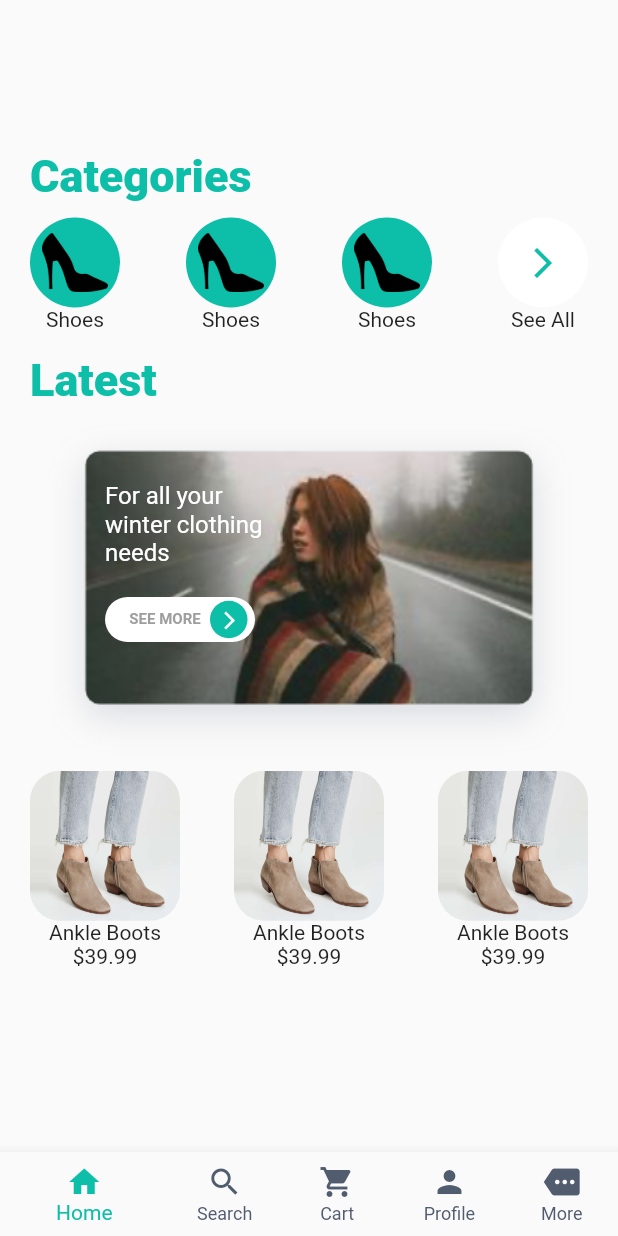
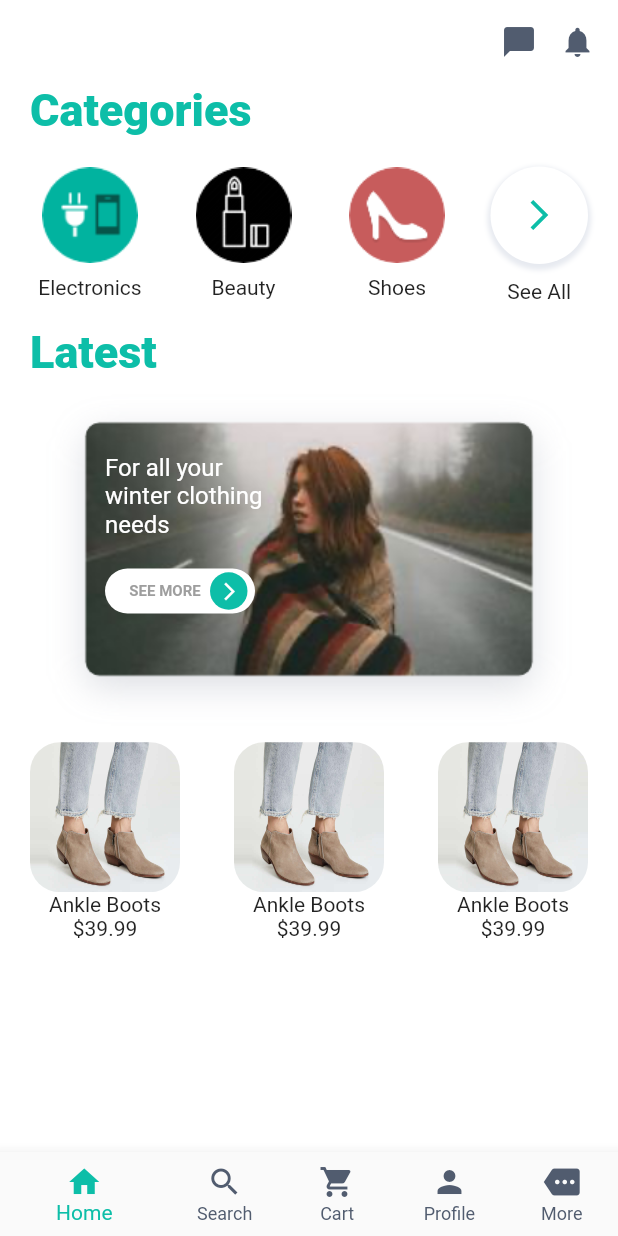
Before and after one commit to AhmedAdel94/bahaa-App, a Flutter app: the Home screen opened by its route, on a phone screen of 412 x 824 dp. Run offline on Flutter 3.47's test engine with Material 2 defaults, Android fonts, the phone set to English and light mode, and no system bars; our stand-ins replace carousel_slider.

```diff
--- a/lib/UI/Home.dart
+++ b/lib/UI/Home.dart
@@ -11,6 +11,27 @@ class _HomeState extends State<Home> {
   @override
   Widget build(BuildContext context) {
     return Scaffold(
+      backgroundColor: Colors.white,
+      appBar: AppBar(
+        elevation: 0.0,
+        backgroundColor: Colors.white,
+        actions: <Widget>[
+          Icon(
+            Icons.chat_bubble,
+            color: Color(0xff515C6F),
+          ),
+          SizedBox(
+            width: 15,
+          ),
+          Icon(
+            Icons.notifications,
+            color: Color(0xff515C6F),
+          ),
+          SizedBox(
+            width: 15,
+          )
+        ],
+      ),
       bottomNavigationBar: BottomMenu(0),
       body: Container(
         child: Padding(
@@ -20,9 +41,9 @@ class _HomeState extends State<Home> {
               mainAxisAlignment: MainAxisAlignment.start,
               crossAxisAlignment: CrossAxisAlignment.start,
               children: <Widget>[
-                SizedBox(
-                  height: 100,
-                ),
+                // SizedBox(
+                //   height: 100,
+                // ),
                 title("Categories"),
                 SizedBox(
                   height: 10,
@@ -52,22 +73,21 @@ class _HomeState extends State<Home> {
     );
   }
 
-  Widget categoryItem(Color color, String title) {
+  Widget categoryItem(String img, String title) {
     return Column(
       children: <Widget>[
         Container(
-          width: 60,
-          height: 60,
+          width: 80,
+          height: 80,
           decoration: BoxDecoration(
             shape: BoxShape.circle,
-            color: color,
           ),
           child: Padding(
             padding: const EdgeInsets.all(8.0),
             child: Image.asset(
-              'assets/images/shoe.png',
-              width: 30,
-              height: 30,
+              img,
+              width: 40,
+              height: 40,
             ),
           ),
         ),
@@ -84,9 +104,10 @@ class _HomeState extends State<Home> {
         mainAxisAlignment: MainAxisAlignment.spaceBetween,
         // crossAxisAlignment: CrossAxisAlignment.start,
         children: <Widget>[
-          categoryItem(Color(0xff0dbea8), "Shoes"),
-          categoryItem(Color(0xff0dbea8), "Shoes"),
-          categoryItem(Color(0xff0dbea8), "Shoes"),
+          categoryItem("assets/images/Electronics.png", "Electronics"),
+          categoryItem("assets/images/Beauty.png", "Beauty"),
+          categoryItem("assets/images/Shoes.png", "Shoes"),
+          //categoryItem("assets/images/seeAll.png", "Shoes"),
           seeAll()
         ],
       ),
@@ -95,13 +116,26 @@ class _HomeState extends State<Home> {
 
   Widget seeAll() {
     return Column(
+      crossAxisAlignment: CrossAxisAlignment.center,
       children: <Widget>[
+        SizedBox(height: 10,),
         Container(
-          width: 60,
-          height: 60,
+          width: 65,
+          height: 65,
           decoration: BoxDecoration(
             shape: BoxShape.circle,
             color: Colors.white,
+            boxShadow: [
+              BoxShadow(
+                color: Color(0xFFE7EAF0),
+                blurRadius: 2.0, // has the effect of softening the shadow
+                spreadRadius: 2.0, // has the effect of extending the shadow
+                offset: Offset(
+                  0.0, // horizontal, move right 10
+                  2.0, // vertical, move down 10
+                ),
+              )
+            ],
           ),
           child: Padding(
             padding: const EdgeInsets.all(8.0),
@@ -111,6 +145,7 @@ class _HomeState extends State<Home> {
             ),
           ),
         ),
+         SizedBox(height: 10,),
         Text("See All")
       ],
     );
@@ -243,9 +278,18 @@ class _HomeState extends State<Home> {
         mainAxisAlignment: MainAxisAlignment.spaceBetween,
         // crossAxisAlignment: CrossAxisAlignment.start,
         children: <Widget>[
-          item(img: 'assets/images/boots.jpg',title: "Ankle Boots",price: "\$39.99"),
-          item(img: 'assets/images/boots.jpg',title: "Ankle Boots",price: "\$39.99"),
-          item(img: 'assets/images/boots.jpg',title: "Ankle Boots",price: "\$39.99"),
+          item(
+              img: 'assets/images/boots.jpg',
+              title: "Ankle Boots",
+              price: "\$39.99"),
+          item(
+              img: 'assets/images/boots.jpg',
+              title: "Ankle Boots",
+              price: "\$39.99"),
+          item(
+              img: 'assets/images/boots.jpg',
+              title: "Ankle Boots",
+              price: "\$39.99"),
         ],
       ),
     );
--- a/lib/UI/signup.dart
+++ b/lib/UI/signup.dart
@@ -14,6 +14,7 @@ class _SignUpState extends State<SignUp> {
   @override
   Widget build(BuildContext context) {
     return Scaffold(
+      backgroundColor: Colors.white,
       body: Container(
         child: SingleChildScrollView(
           child: Column(
@@ -68,7 +69,7 @@ class _SignUpState extends State<SignUp> {
         'Sign Up',
         style: TextStyle(
             color: Color(0xff0dbea8),
-            fontSize: 40,
+            fontSize: 41,
             fontWeight: FontWeight.w800),
       ),
     );
@@ -80,7 +81,7 @@ class _SignUpState extends State<SignUp> {
       child: Container(
         decoration: BoxDecoration(
             color: Color(0xffe7e7e7),
-            borderRadius: BorderRadius.all(Radius.circular(50))),
+            borderRadius: BorderRadius.all(Radius.circular(40))),
         child: Column(
           children: <Widget>[
             SizedBox(
--- a/lib/myapp.dart
+++ b/lib/myapp.dart
@@ -1,5 +1,6 @@
 import 'package:bahaa2/UI/Details.dart';
 import 'package:bahaa2/UI/Home.dart';
+import 'package:bahaa2/UI/SubCategories.dart';
 import 'package:bahaa2/UI/login.dart';
 import 'package:bahaa2/UI/signup.dart';
 import 'package:flutter/material.dart';
@@ -23,12 +24,13 @@ class _MyAppState extends State<MyApp> {
   Widget build(BuildContext context) {
     return MaterialApp(
       debugShowCheckedModeBanner: false,
-      initialRoute: '/details',
+      initialRoute: '/',
       routes: <String, WidgetBuilder>{
         '/': (BuildContext context) => Login(),
         '/signUp': (BuildContext context) => SignUp(),
         '/home': (BuildContext context) => Home(),
         '/details': (BuildContext context) => Details(),
+        '/subCats':(BuildContext context) => SubCategories(),
       }
     );
   }
```
Also changed, not shown: lib/UI/Filters.dart (added, +43 -0 lines), lib/UI/SubCategories.dart (added, +162 -0 lines), lib/UI/login.dart (+7 -3 lines), assets/images/Apparel.png (added), assets/images/Beauty.png (added), assets/images/Electronics.png (added), assets/images/Furnitiure.png (added), assets/images/Shoes.png (added), assets/images/africa.png, assets/images/seeAll.png (added). Lines whose indentation alone changed are shown as unchanged.
